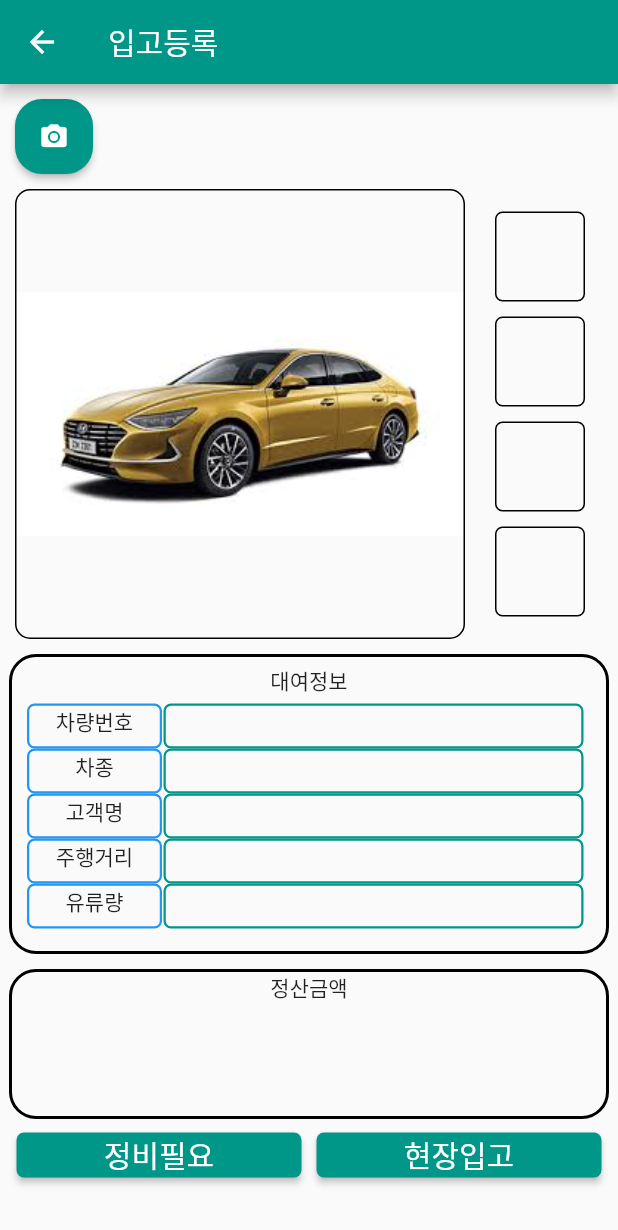
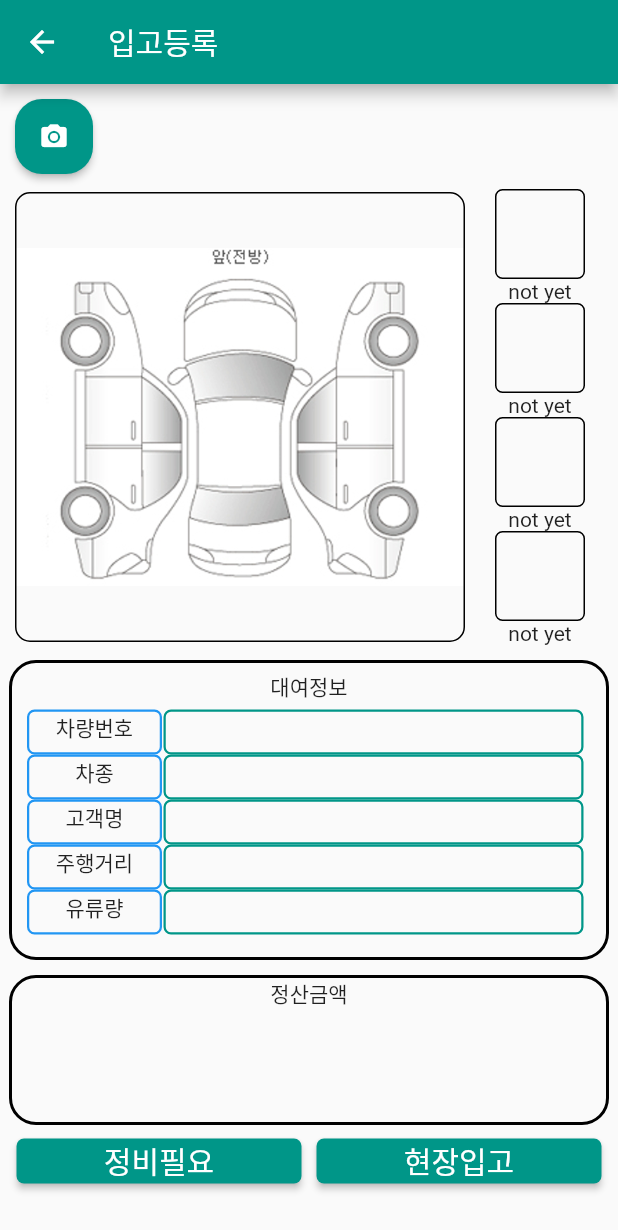
Before and after one commit to kpsy20/flutter, a Flutter app: the MainPage screen opened directly, after a tap on "입고등록", on a phone screen of 412 x 824 dp. Shown: the top 1230 px of the screen. Run offline on Flutter 3.47's test engine with Material 2 defaults, Android fonts, the phone set to English and light mode, and no system bars; our stand-ins replace camera, firebase_auth, fluttertoast, image_picker, rflutter_alert, webview_flutter; missing offline and left inert: flutter_coupang_ad, image_size_getter; accounts and stored records are empty.

Commit message:
mkver01 업데이트
사진 찍어서 return 값에 따라 in 씬에 있는 text컨트롤 까지 함.
await 때문에 서버로 보냈을 때 잘 작동할지는 미지수.

```diff
--- a/p201007_mkver1/lib/in.dart
+++ b/p201007_mkver1/lib/in.dart
@@ -11,10 +11,16 @@ class In extends StatefulWidget {
   _InState createState() => _InState();
 }
 
+class inInfo {
+  static String t1 = "not yet";
+  static String t2 = "not yet";
+  static String t3 = "not yet";
+  static String t4 = "not yet";
+}
+
 class _InState extends State<In> {
   File p1 = In.p1;
   File p2, p3, p4, p5;
-
   @override
   Widget build(BuildContext context) {
     return Scaffold(
@@ -73,10 +79,11 @@ class _InState extends State<In> {
                     width: 300,
                     height: 300,
                     decoration: BoxDecoration(
+                      //여기에 이제 띄워야함. 파손된 부위들을.
                       border: Border.all(color: Colors.black, width: 1),
                       borderRadius: BorderRadius.circular(10),
                       image: DecorationImage(
-                        image: AssetImage('image/car.jpg'),
+                        image: AssetImage('image/defect.jpg'),
                       ),
                     ),
                   ),
@@ -105,8 +112,8 @@ class _InState extends State<In> {
                           // ),
                         ),
                       ),
-                      SizedBox(
-                        height: 10,
+                      Text(
+                        inInfo.t1,
                       ),
                       Container(
                         width: 60,
@@ -126,8 +133,8 @@ class _InState extends State<In> {
                           // ),
                         ),
                       ),
-                      SizedBox(
-                        height: 10,
+                      Text(
+                        inInfo.t2,
                       ),
                       Container(
                         width: 60,
@@ -147,8 +154,8 @@ class _InState extends State<In> {
                           // ),
                         ),
                       ),
-                      SizedBox(
-                        height: 10,
+                      Text(
+                        inInfo.t3,
                       ),
                       Container(
                         width: 60,
@@ -167,6 +174,9 @@ class _InState extends State<In> {
                           //   image: AssetImage('image/4.png'),
                           // ),
                         ),
+                      ),
+                      Text(
+                        inInfo.t4,
                       ),
                     ],
                   )
--- a/p201007_mkver1/lib/main.dart
+++ b/p201007_mkver1/lib/main.dart
@@ -115,7 +115,8 @@ class _MKState extends State<MK> {
                                 obscureText: true,
                               ),
                             ],
-                            )),
+                          ),
+                        ),
                       ),
                     ),
                     Row(
@@ -138,7 +139,8 @@ class _MKState extends State<MK> {
                       height: 50,
                       child: RaisedButton(
                         color: Colors.teal,
-                        child: Icon(Icons.login, color: Colors.white, size: 35),
+                        child: Icon(Icons.assignment,
+                            color: Colors.white, size: 35),
                         shape: RoundedRectangleBorder(
                           borderRadius: BorderRadius.circular(18),
                         ),
--- a/p201007_mkver1/lib/mainpage.dart
+++ b/p201007_mkver1/lib/mainpage.dart
@@ -98,7 +98,7 @@ class _MainPageState extends State<MainPage> {
                   mainAxisSize: MainAxisSize.min,
                   mainAxisAlignment: MainAxisAlignment.center,
                   children: [
-                    Icon(Icons.car_rental, color: Colors.white, size: 35),
+                    Icon(Icons.camera_rear, color: Colors.white, size: 35),
                     SizedBox(
                       width: 5,
                     ),
@@ -134,7 +134,7 @@ class _MainPageState extends State<MainPage> {
                   mainAxisSize: MainAxisSize.min,
                   mainAxisAlignment: MainAxisAlignment.center,
                   children: [
-                    Icon(Icons.emoji_transportation_sharp,
+                    Icon(Icons.center_focus_weak,
                         color: Colors.white, size: 35),
                     SizedBox(
                       width: 5,
@@ -171,7 +171,7 @@ class _MainPageState extends State<MainPage> {
                   mainAxisSize: MainAxisSize.min,
                   mainAxisAlignment: MainAxisAlignment.center,
                   children: [
-                    Icon(Icons.car_repair, color: Colors.white, size: 35),
+                    Icon(Icons.call_merge, color: Colors.white, size: 35),
                     SizedBox(
                       width: 5,
                     ),
--- a/p201007_mkver1/lib/out.dart
+++ b/p201007_mkver1/lib/out.dart
@@ -72,7 +72,7 @@ class _OutState extends State<Out> {
                       border: Border.all(color: Colors.black, width: 1),
                       borderRadius: BorderRadius.circular(10),
                       image: DecorationImage(
-                        image: AssetImage('image/car.jpg'),
+                        image: AssetImage('image/defect.jpg'),
                       ),
                     ),
                   ),
```
Also changed, not shown: p201007_mkver1/lib/camera.dart (+104 -21 lines), p201007_mkver1/pubspec.yaml (+50 -51 lines), p201007_mkver1/image/defect.jpg (added), p201007_mkver1/image/defect2.jpg (added), p201007_mkver1/pubspec.lock. Lines whose indentation alone changed are shown as unchanged.
